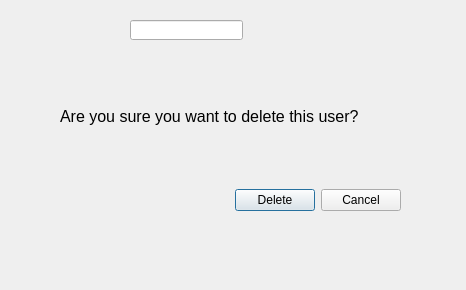
1icolo/AUPay, file src/windows/ui/DeleteUserDialog.ui: the form before one commit.
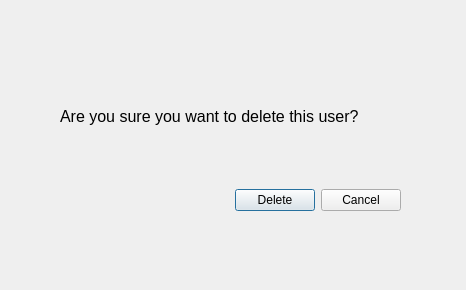
The form after the commit.

```diff
--- a/src/windows/ui/DeleteUserDialog.ui
+++ b/src/windows/ui/DeleteUserDialog.ui
@@ -68,16 +68,6 @@
     </item>
    </layout>
   </widget>
-  <widget class="QLineEdit" name="_id_deleteUser">
-   <property name="geometry">
-    <rect>
-     <x>130</x>
-     <y>20</y>
-     <width>113</width>
-     <height>20</height>
-    </rect>
-   </property>
-  </widget>
  </widget>
  <resources/>
  <connections/>
```
